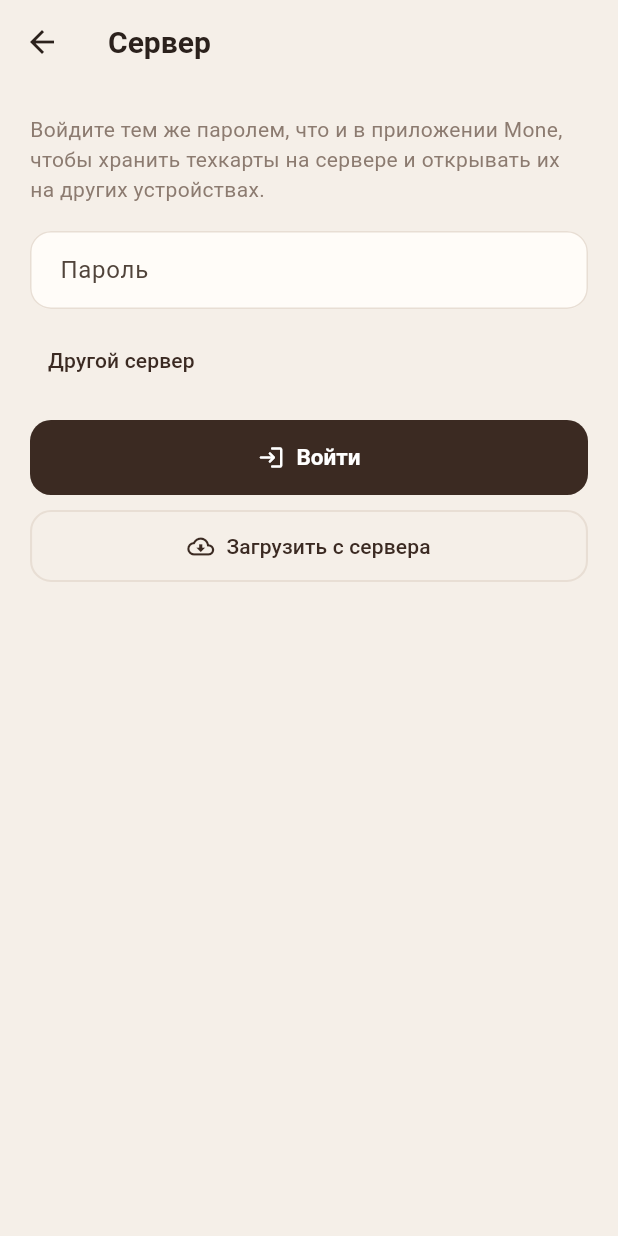
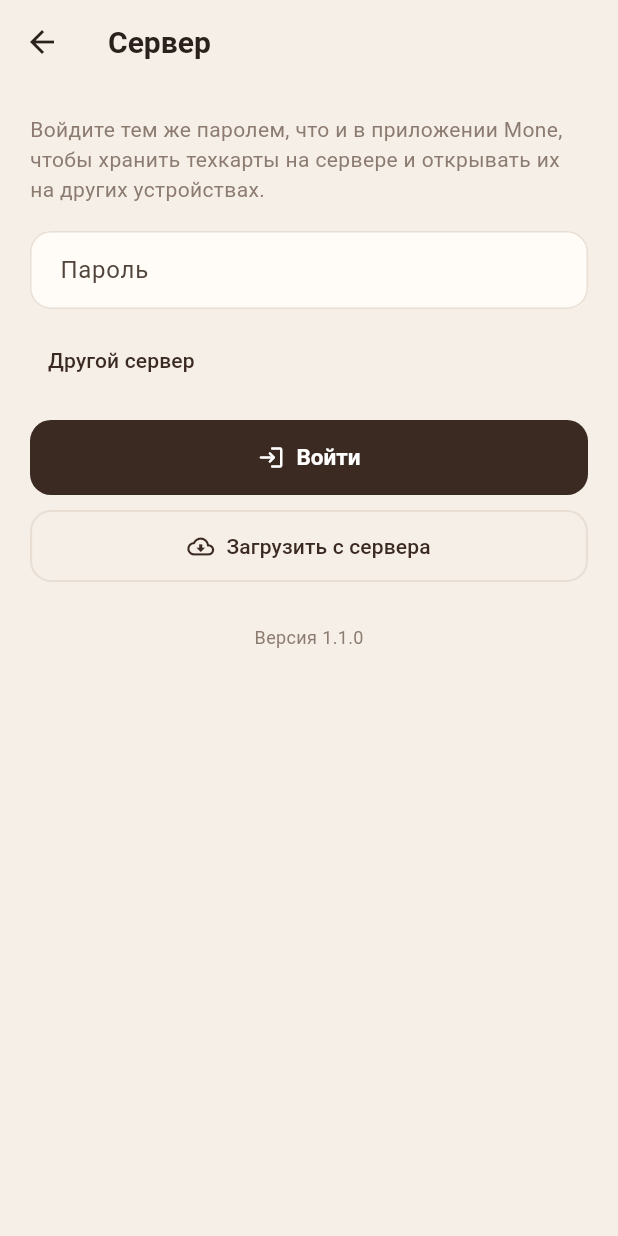
Before and after one commit to alinaibragimovna120-byte/mone_menu, a Flutter app: the ServerPage screen opened directly, on a phone screen of 412 x 824 dp. Run offline on Flutter 3.47's test engine with Material 3 defaults, Android fonts, the phone set to English and light mode, and no system bars; our stand-ins replace file_picker, web; missing offline and left inert: dart:ffi, dart:js_interop, desktop_drop.

Commit message:
Версия 1.1.0
Номер версии показывается внизу экрана «Сервер».

Co-Authored-By: Claude Opus 5.5 (1M context) <noreply@anthropic.com>

```diff
--- a/lib/services/menu_sync.dart
+++ b/lib/services/menu_sync.dart
@@ -17,6 +17,9 @@ import '../ui/models/tech_card.dart';
 import 'card_storage.dart';
 
 const defaultServerUrl = 'https://moneapp.monebakeryuz.uz';
+
+/// Версия приложения — та же, что `version` в pubspec.yaml (меняются вместе).
+const appVersion = '1.1.0';
 
 /// Сервер изменён с другого устройства после нашей последней синхронизации.
 class MenuConflict implements Exception {
--- a/lib/ui/l10n.dart
+++ b/lib/ui/l10n.dart
@@ -202,6 +202,7 @@ const _uz = <String, String>{
   'Отправлять техкарты на сервер могут админ и шеф. Вам доступна загрузка.':
       "Texkartalarni serverga faqat admin va shef yubora oladi. Siz yuklab olishingiz mumkin.",
   'Сервер — вход и синхронизация': 'Server — kirish va sinxronlash',
+  'Версия {v}': 'Versiya {v}',
   'Есть изменения, ещё не отправленные на сервер': "Serverga hali yuborilmagan o'zgarishlar bor",
   'Загружаю техкарты с сервера…': 'Texkartalar serverdan yuklanmoqda…',
 
--- a/lib/ui/server_page.dart
+++ b/lib/ui/server_page.dart
@@ -190,6 +190,11 @@ class _ServerPageState extends State<ServerPage> {
                   label: Text(tr('Загрузить с сервера')),
                 ),
               ],
+              const SizedBox(height: 28),
+              Center(
+                child: Text(tr('Версия {v}', {'v': appVersion}),
+                    style: const TextStyle(color: AppColors.muted, fontSize: 12)),
+              ),
             ],
           ),
         ),
--- a/pubspec.yaml
+++ b/pubspec.yaml
@@ -16,7 +16,7 @@ publish_to: 'none' # Remove this line if you wish to publish to pub.dev
 # https://developer.apple.com/library/archive/documentation/General/Reference/InfoPlistKeyReference/Articles/CoreFoundationKeys.html
 # In Windows, build-name is used as the major, minor, and patch parts
 # of the product and file versions while build-number is used as the build suffix.
-version: 1.0.0+1
+version: 1.1.0+2
 
 environment:
   sdk: ^3.13.4
```
